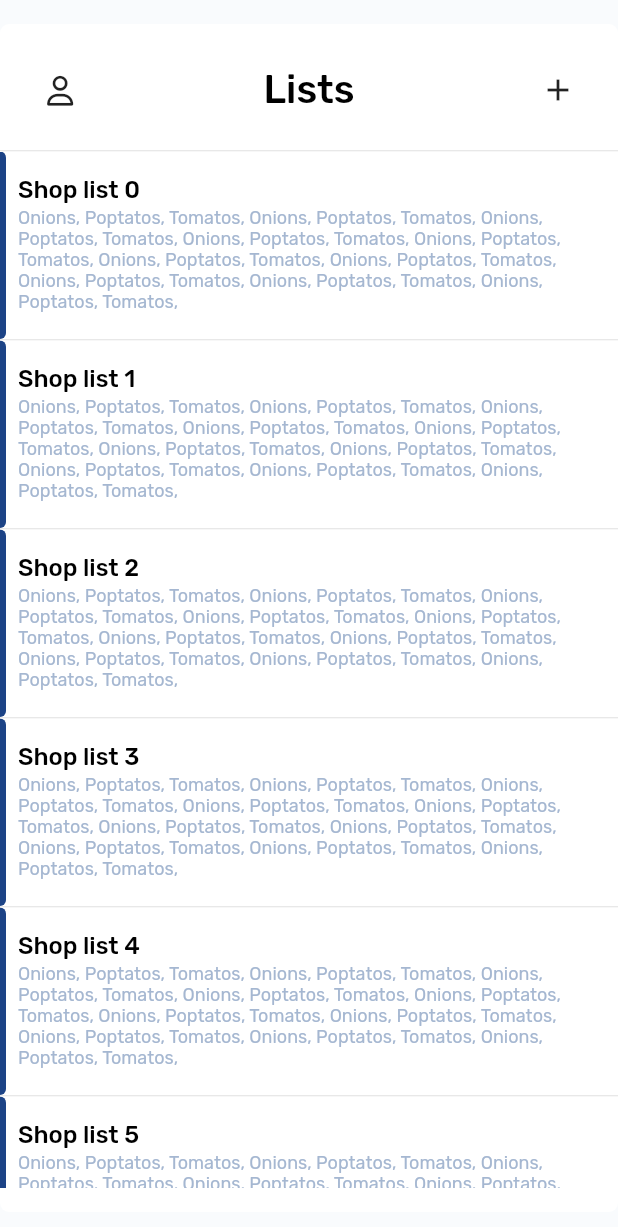
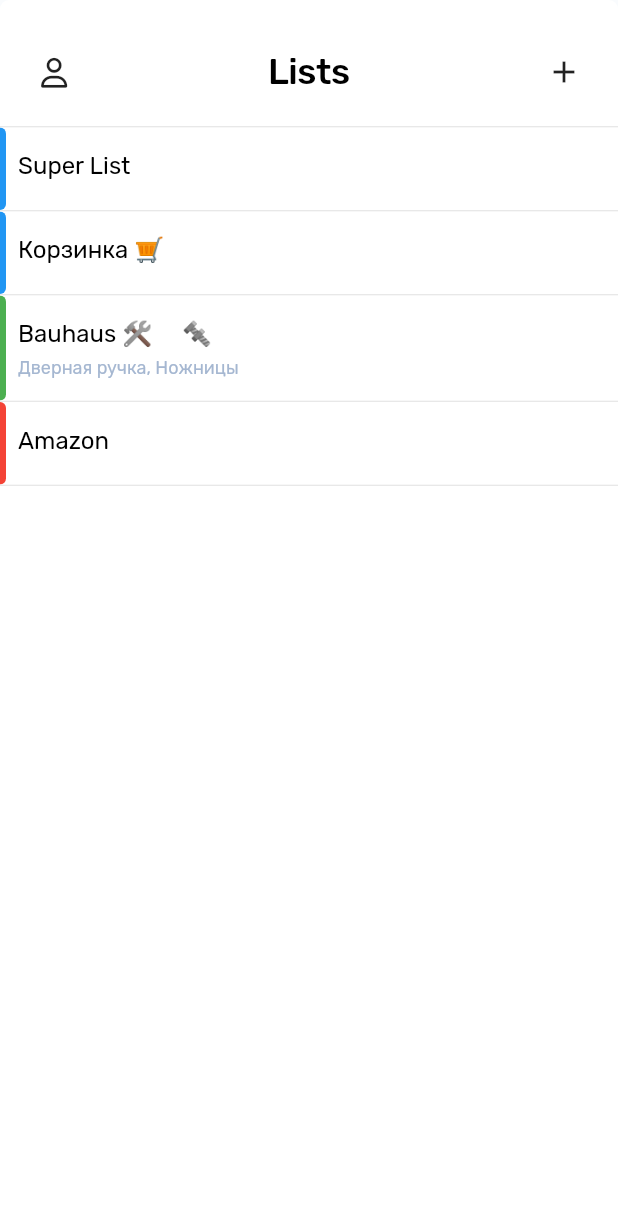
Before and after one commit to muhammadyusuf-kurbonov/buyzer-flutter-app, a Flutter app: the screen it shows after launch, after a tap on the "add" icon, on a phone screen of 412 x 824 dp. Shown: the top 1227 px of the screen. Run offline on Flutter 3.47's test engine with Material 2 defaults, Android fonts, the phone set to English and light mode, and no system bars; drawn by our look-alikes of flutter_slidable; our stand-ins replace font_awesome_flutter, google_fonts.

Commit message:
lists screen is matched with web version

```diff
--- /dev/null
+++ b/lib/components/card_wrapper.dart
@@ -0,0 +1,47 @@
+import 'package:flutter/material.dart';
+
+class CardWrapper extends StatelessWidget {
+  final EdgeInsetsGeometry padding;
+  final Widget child;
+
+  final Color? color;
+  final Color? shadowColor;
+  final Color? surfaceTintColor;
+  final double? elevation;
+  final ShapeBorder? shape;
+  final bool borderOnForeground;
+  final EdgeInsetsGeometry? margin;
+  final Clip? clipBehavior;
+  final bool semanticContainer;
+
+  const CardWrapper(
+      {Key? key,
+      this.padding = EdgeInsets.zero,
+      this.color,
+      this.shadowColor,
+      this.surfaceTintColor,
+      this.elevation,
+      this.shape,
+      this.borderOnForeground = true,
+      this.margin,
+      this.clipBehavior,
+      this.semanticContainer = true,
+      required this.child})
+      : super(key: key);
+
+  @override
+  Widget build(BuildContext context) {
+    return Card(
+      color: color,
+      shadowColor: shadowColor,
+      surfaceTintColor: surfaceTintColor,
+      elevation: elevation,
+      shape: shape,
+      borderOnForeground: borderOnForeground,
+      margin: margin,
+      clipBehavior: clipBehavior,
+      semanticContainer: semanticContainer,
+      child: Padding(padding: padding, child: child),
+    );
+  }
+}
--- a/lib/header.dart
+++ b/lib/header.dart
@@ -1,8 +1,8 @@
 import 'package:flutter/material.dart';
 import 'package:font_awesome_flutter/font_awesome_flutter.dart';
 
-class Header extends StatelessWidget {
-  const Header({Key? key}) : super(key: key);
+class ListScreenHeader extends StatelessWidget {
+  const ListScreenHeader({Key? key}) : super(key: key);
 
   @override
   Widget build(BuildContext context) {
@@ -10,17 +10,20 @@ class Header extends StatelessWidget {
       mainAxisAlignment: MainAxisAlignment.spaceBetween,
       children: [
         IconButton(
-            onPressed: () {},
-            icon: const FaIcon(FontAwesomeIcons.user),
-            iconSize: 20),
+          onPressed: () {},
+          icon: const FaIcon(FontAwesomeIcons.user),
+          iconSize: 20,
+        ),
         Text(
           "Lists",
-          style: Theme.of(context).textTheme.headline4,
+          style: Theme.of(context).textTheme.headline1,
         ),
         IconButton(
-            onPressed: () {}, icon: const Icon(Icons.add))
+          onPressed: () {},
+          icon: const Icon(Icons.add),
+          padding: const EdgeInsets.symmetric(horizontal: 12, vertical: 8),
+        )
       ],
     );
   }
-
 }
--- a/lib/items_screen.dart
+++ b/lib/items_screen.dart
@@ -14,13 +14,9 @@ class ItemsScreenRoute extends StatelessWidget {
   @override
   Widget build(BuildContext context) {
     return Scaffold(
-      backgroundColor: const Color(0xFFf9fbfd),
-      body: SafeArea(
-        top: false,
-        child: ItemsScreen(
+      body: ItemsScreen(
         color: color,
         name: name,
-        ),
       ),
     );
   }
@@ -43,16 +39,11 @@ class ItemScreenState extends State<ItemsScreen> {
 
   @override
   Widget build(BuildContext context) {
-    return SafeArea(
-        child: Card(
-      elevation: 0,
-      shape: const RoundedRectangleBorder(borderRadius: BorderRadius.zero),
-      child: Padding(
-        padding: const EdgeInsets.symmetric(vertical: 16),
-        child: Column(
+    return Column(
+      crossAxisAlignment: CrossAxisAlignment.stretch,
       children: [
         Padding(
-              padding: const EdgeInsets.only(right: 16),
+          padding: const EdgeInsets.only(right: 12, top: 12, bottom: 12),
           child: Row(
             children: [
               IconButton(
@@ -78,11 +69,8 @@ class ItemScreenState extends State<ItemsScreen> {
             ],
           ),
         ),
-            const SizedBox(
-              height: 12,
-            ),
         Padding(
-              padding: const EdgeInsets.symmetric(horizontal: 16),
+          padding: const EdgeInsets.symmetric(horizontal: 12),
           child: IntrinsicHeight(
             child: Row(
               crossAxisAlignment: CrossAxisAlignment.stretch,
@@ -106,8 +94,7 @@ class ItemScreenState extends State<ItemsScreen> {
                           borderRadius: BorderRadius.circular(6),
                         ),
                         hintText: 'Egg, 2 packs',
-                            hintStyle:
-                                Theme.of(context).textTheme.bodyText1?.apply(
+                        hintStyle: Theme.of(context).textTheme.bodyText1?.apply(
                               color: const Color(0xFFd2ddec),
                             ),
                         contentPadding: const EdgeInsets.symmetric(
@@ -139,19 +126,40 @@ class ItemScreenState extends State<ItemsScreen> {
         ),
         Expanded(
           child: ListView.builder(
+            padding: EdgeInsets.zero,
             itemBuilder: (context, index) {
-                  return ListItem(
+              return Column(
+                children: [
+                  Row(
+                    crossAxisAlignment: CrossAxisAlignment.center,
+                    children: [
+                      Expanded(
+                        child: ListItem(
                           name: "Item $index",
-                    color:
-                        Color((math.Random().nextDouble() * 0xFFFFFF).toInt())
+                          color: Color((math.Random().nextDouble() * 0xFFFFFF)
+                                  .toInt())
                               .withOpacity(1.0),
+                        ),
+                      ),
+                      Padding(
+                        padding: const EdgeInsets.symmetric(horizontal: 12),
+                        child: Icon(
+                          Icons.bolt_outlined,
+                          color: Colors.yellow[700],
+                          size: 22,
+                        ),
+                      ),
+                    ],
+                  ),
+                  const Divider(
+                    height: 1,
+                  )
+                ],
               );
             },
           ),
         ),
       ],
-        ),
-      ),
-    ));
+    );
   }
 }
--- a/lib/list_item.dart
+++ b/lib/list_item.dart
@@ -1,49 +1,50 @@
 import 'package:flutter/material.dart';
 
-class ListItem extends StatefulWidget {
+class ListItem extends StatelessWidget {
   final String name;
   final Color color;
   final String? subtitle;
   final void Function()? onTap;
 
   const ListItem(
-      {Key? key, required this.name, required this.color, this.subtitle, this.onTap})
+      {Key? key,
+      required this.name,
+      required this.color,
+      this.subtitle,
+      this.onTap})
       : super(key: key);
 
   @override
-  ListItemState createState() {
-    return ListItemState();
-  }
-}
-
-class ListItemState extends State<ListItem> {
-  @override
   Widget build(BuildContext context) {
     return InkWell(
-      onTap: widget.onTap,
+      onTap: onTap,
+      child: ConstrainedBox(
+        constraints: BoxConstraints(minHeight: 55),
         child: IntrinsicHeight(
           child: Row(
             children: [
               ClipRRect(
                 borderRadius: const BorderRadius.only(
-                  topRight: Radius.circular(6), bottomRight: Radius.circular(6)),
-              child: Container(width: 4, color: widget.color),
+                  topRight: Radius.circular(6),
+                  bottomRight: Radius.circular(6),
+                ),
+                child: Container(width: 4, color: color),
               ),
               Expanded(
                 child: Padding(
-                padding: const EdgeInsets.fromLTRB(8, 16, 8, 16),
+                  padding: const EdgeInsets.fromLTRB(8, 12, 12, 12),
                   child: Column(
                     crossAxisAlignment: CrossAxisAlignment.stretch,
                     children: [
                       Text(
-                      widget.name,
+                        name,
                         style: Theme.of(context).textTheme.headline6,
                       ),
-                    if (widget.subtitle != null)
+                      if (subtitle != null && subtitle?.isNotEmpty == true)
                         Padding(
                           padding: const EdgeInsets.symmetric(vertical: 2),
                           child: Text(
-                          widget.subtitle!,
+                            subtitle!,
                             style: Theme.of(context)
                                 .textTheme
                                 .subtitle1
@@ -57,6 +58,7 @@ class ListItemState extends State<ListItem> {
             ],
           ),
         ),
+      ),
     );
   }
 }
--- a/lib/lists_screen.dart
+++ b/lib/lists_screen.dart
@@ -1,41 +1,40 @@
-import 'dart:math' as math;
-
+import 'package:buyzer/components/card_wrapper.dart';
 import 'package:buyzer/header.dart';
 import 'package:buyzer/list_item.dart';
+import 'package:buyzer/repository/lists_repository.dart';
 import 'package:flutter/material.dart';
 import 'package:flutter_slidable/flutter_slidable.dart';
 
 import 'items_screen.dart';
 
 class ListsScreen extends StatelessWidget {
-  const ListsScreen({Key? key}) : super(key: key);
+  ListsScreen({Key? key}) : super(key: key);
+
+  final lists = ListsRepository().lists;
 
   @override
   Widget build(BuildContext context) {
-    return ConstrainedBox(
-      constraints: BoxConstraints(
-          maxWidth: 1256, maxHeight: MediaQuery.of(context).size.height),
-      child: Card(
+    return CardWrapper(
       elevation: 0,
       shape: RoundedRectangleBorder(borderRadius: BorderRadius.circular(6)),
-        margin: const EdgeInsets.symmetric(vertical: 16),
-        child: Padding(
-          padding: const EdgeInsets.symmetric(vertical: 16),
+      padding: const EdgeInsets.symmetric(vertical: 24),
+      margin: EdgeInsets.zero,
       child: Column(
+        mainAxisSize: MainAxisSize.min,
         children: [
           const Padding(
-                  padding: EdgeInsets.fromLTRB(16, 4, 16, 16), child: Header()),
+              padding: EdgeInsets.only(left: 12, right: 12, bottom: 12),
+              child: ListScreenHeader(),
+          ),
           const Divider(
             height: 1,
           ),
           Expanded(
             child: ListView.builder(
               padding: EdgeInsets.zero,
-                      itemCount: 25,
+              itemCount: lists.length,
               itemBuilder: (context, index) {
-                        var listColor = Color(
-                                (math.Random().nextDouble() * 0xFFFFFF).toInt())
-                            .withOpacity(1.0);
+                final list = lists[index];
                 return Column(
                   children: [
                     Slidable(
@@ -62,17 +61,16 @@ class ListsScreen extends StatelessWidget {
                             ),
                           ]),
                       child: ListItem(
-                                name: "Shop list $index",
-                                color: listColor,
-                                subtitle: "Onions, Poptatos, Tomatos, " *
-                                    math.Random().nextInt(15),
+                        name: list.name,
+                        color: list.color,
+                        subtitle: list.items.join(", "),
                         onTap: () {
                           Navigator.push(
                             context,
                             MaterialPageRoute(builder: (context) {
                               return ItemsScreenRoute(
-                                        color: listColor,
-                                        name: "Shop list $index",
+                                color: list.color,
+                                name: list.name,
                               );
                             }),
                           );
@@ -84,10 +82,10 @@ class ListsScreen extends StatelessWidget {
                     ),
                   ],
                 );
-                      }))
+              },
+            ),
+          )
         ],
-          ),
-        ),
       ),
     );
   }
--- a/lib/main.dart
+++ b/lib/main.dart
@@ -5,23 +5,33 @@ import 'package:google_fonts/google_fonts.dart';
 void main() {
   runApp(MaterialApp(
     theme: ThemeData(
-        fontFamily: GoogleFonts.rubik().fontFamily,
-        textTheme: const TextTheme(
-          headline4: TextStyle(
-              color: Colors.black,
-              fontWeight: FontWeight.w500,
-              fontFamily: 'Rubik',
-              fontSize: 26),
-          headline6:
-              TextStyle(color: Colors.black, fontFamily: 'Rubik', fontSize: 16),
-          subtitle1:
-              TextStyle(color: Colors.black, fontSize: 12, fontFamily: 'Rubik'),
-          bodyText1:
-            TextStyle(color: Colors.black, fontSize: 15, fontFamily: 'Rubik'),
-        )),
-    home: const Scaffold(
-      backgroundColor: Color(0xFFf9fbfd),
-      body: SafeArea(top: false, child: ListsScreen()),
+      fontFamily: GoogleFonts.rubik().fontFamily,
+      textTheme: TextTheme(
+        headline4: GoogleFonts.rubik(
+            color: Colors.black, fontWeight: FontWeight.w500, fontSize: 26),
+        headline6: GoogleFonts.rubik(
+          color: Colors.black,
+          fontSize: 16,
+          fontWeight: FontWeight.w400,
+          height: 1.5
+        ),
+        subtitle1:
+            GoogleFonts.rubik(color: Colors.black, fontSize: 12, height: 1.5),
+        bodyText1: GoogleFonts.rubik(
+          color: Colors.black,
+          fontSize: 15,
+        ),
+        headline1: GoogleFonts.rubik(
+            color: Colors.black,
+            fontWeight: FontWeight.w500,
+            letterSpacing: -0.32,
+            height: 1.1,
+            fontSize: 24),
+      ),
+    ),
+    home: Scaffold(
+      backgroundColor: const Color(0xFFf9fbfd),
+      body: ListsScreen(),
     ),
   ));
 }
--- /dev/null
+++ b/lib/repository/lists_repository.dart
@@ -0,0 +1,19 @@
+import 'package:flutter/material.dart';
+import 'model/buy_list.dart';
+
+class ListsRepository {
+
+
+  final List<BuyList> lists = List.empty(growable: true);
+
+  void generateFakeData(){
+    lists.add(BuyList("Super List", Colors.blue, List.empty()));
+    lists.add(BuyList("Корзинка 🛒", Colors.blue, List.empty()));
+    lists.add(BuyList("Bauhaus 🛠🪚🔩", Colors.green, ["Дверная ручка", "Ножницы"]));
+    lists.add(BuyList("Amazon", Colors.red, List.empty()));
+  }
+
+  ListsRepository(){
+    generateFakeData();
+  }
+}
--- /dev/null
+++ b/lib/repository/model/buy_list.dart
@@ -0,0 +1,9 @@
+import 'package:flutter/material.dart';
+
+class BuyList {
+  final String name;
+  final Color color;
+  final List<String> items;
+
+  BuyList(this.name, this.color, this.items);
+}
```
Lines whose indentation alone changed are shown as unchanged.
